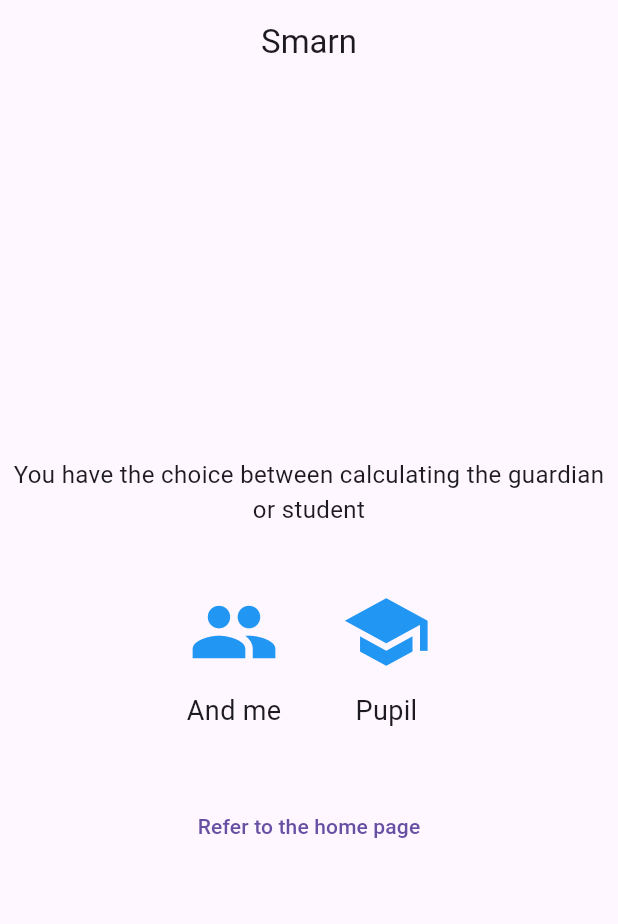
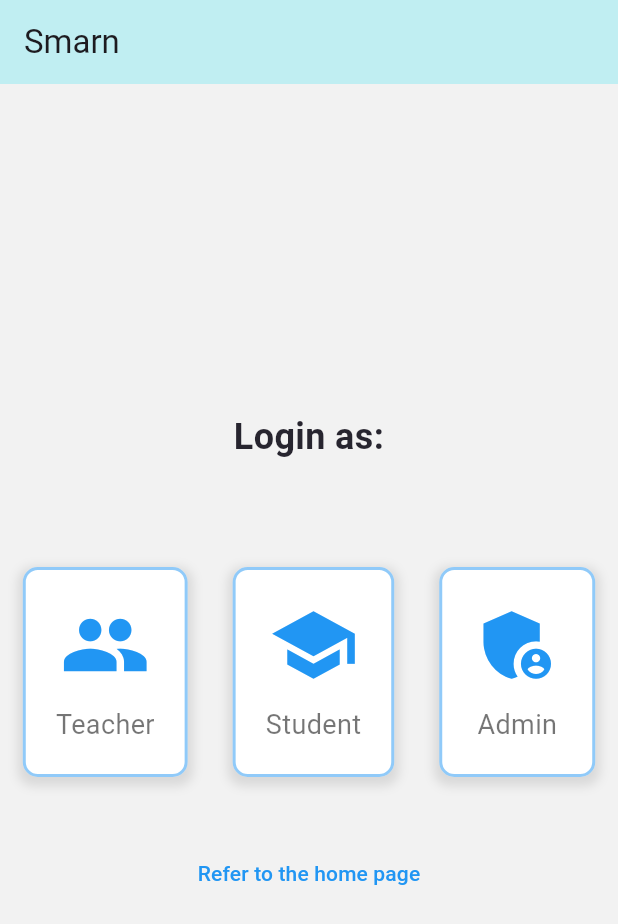
Before and after one commit to SarraBenAmmar/Frontsmarn, a Flutter app: the screen it shows after launch, on a phone screen of 412 x 824 dp. Shown: the top 924 px of the screen. Run offline on Flutter 3.47's test engine with Material 3 defaults, Android fonts, the phone set to English and light mode, and no system bars.

Commit message:
added files

```diff
--- /dev/null
+++ b/lib/SelectionPage.dart
@@ -0,0 +1,125 @@
+import 'package:flutter/material.dart';
+import 'package:smarn/student_form.dart';
+import 'package:smarn/teacher_form.dart';
+import 'package:smarn/admin_form.dart'; // Import the AdminForm widget
+
+class SelectionPage extends StatelessWidget {
+  const SelectionPage({super.key});
+
+  @override
+  Widget build(BuildContext context) {
+    return Scaffold(
+      backgroundColor: const Color(0xFFF2F2F2), // Light grey background
+      appBar: AppBar(
+        title: const Text('Smarn'),
+        backgroundColor: const Color(0xFFC0EEF2),
+      ),
+      body: Center(
+        child: Column(
+          mainAxisAlignment: MainAxisAlignment.center,
+          children: [
+            const Text(
+              'Login as:',
+              textAlign: TextAlign.center,
+              style: TextStyle(
+                fontSize: 24,
+                fontWeight: FontWeight.bold,
+                color: Color.fromARGB(221, 8, 5, 17), // Darker text color for contrast
+              ),
+            ),
+            const SizedBox(height: 70),
+            Row(
+              mainAxisAlignment: MainAxisAlignment.center,
+              children: [
+                // Teacher Button
+                _buildButton(
+                  context,
+                  icon: Icons.group,
+                  label: 'Teacher',
+                  onTap: () {
+                    Navigator.push(
+                      context,
+                      MaterialPageRoute(builder: (context) => const TeacherForm()),
+                    );
+                  },
+
+                ),
+                const SizedBox(width: 30),
+                // Pupil Button
+                _buildButton(
+                  context,
+                  icon: Icons.school,
+                  label: 'Student',
+                  onTap: () {
+                    Navigator.push(
+                      context,
+                      MaterialPageRoute(builder: (context) => const StudentForm()),
+                    );
+                  },
+                ),
+                const SizedBox(width: 30), // Space between buttons
+                // Admin Button
+                _buildButton(
+                  context,
+                  icon: Icons.admin_panel_settings,
+                  label: 'Admin',
+                  onTap: () {
+                    Navigator.push(
+                      context,
+                      MaterialPageRoute(builder: (context) => const AdminForm()),
+                    );
+                  },
+                ),
+              ],
+            ),
+            const SizedBox(height: 40),
+            TextButton(
+              onPressed: () {
+                Navigator.pop(context);
+              },
+              style: TextButton.styleFrom(
+                foregroundColor: Colors.blue, // Text color
+              ),
+              child:  const Text('Refer to the home page'),
+            ),
+          ],
+        ),
+      ),
+    );
+  }
+
+  Widget _buildButton(BuildContext context, {required IconData icon, required String label, required VoidCallback onTap}) {
+    return GestureDetector(
+      onTap: onTap,
+      child: Container(
+        decoration: BoxDecoration(
+          color: Colors.white,
+          border: Border.all(color: Colors.blue.withOpacity(0.5), width: 2), // Light transparent border
+          borderRadius: BorderRadius.circular(10),
+          boxShadow: [
+            BoxShadow(
+              color: Colors.grey.withOpacity(0.3),
+              spreadRadius: 3,
+              blurRadius: 5,
+              offset: const Offset(0, 3), // Shadow position
+            ),
+          ],
+        ),
+        padding: const EdgeInsets.all(20),
+        child: Column(
+          children: [
+            Icon(icon, size: 60, color: Colors.blue), // Icon with blue color
+            const SizedBox(height: 10),
+            Text(
+              label,
+              style: const TextStyle(
+                fontSize: 18,
+                color: Colors.black54,
+              ),
+            ),
+          ],
+        ),
+      ),
+    );
+  }
+}
--- a/lib/main.dart
+++ b/lib/main.dart
@@ -1,5 +1,5 @@
 import 'package:flutter/material.dart';
-import 'package:smarn/user_type.dart';
+import 'package:smarn/SelectionPage.dart';
 
 void main() {
   runApp(const MyApp());
@@ -11,7 +11,8 @@ class MyApp extends StatelessWidget {
   @override
   Widget build(BuildContext context) {
     return MaterialApp(
-      title: 'Taki Academy',
+      debugShowCheckedModeBanner: false,
+      title: 'SMARN',
       theme: ThemeData(
         primarySwatch: Colors.blue,
       ),
--- a/lib/student_form.dart
+++ b/lib/student_form.dart
@@ -6,7 +6,9 @@ class StudentForm extends StatelessWidget {
   @override
   Widget build(BuildContext context) {
     return Scaffold(
+      backgroundColor: const Color(0xFFF2F2F2),
       appBar: AppBar(
+        backgroundColor: const Color(0xFFC0EEF2),
         title: const Text('Student Form'),
       ),
       body: const Center(
--- a/lib/teacher_form.dart
+++ b/lib/teacher_form.dart
@@ -6,11 +6,13 @@ class TeacherForm extends StatelessWidget {
   @override
   Widget build(BuildContext context) {
     return Scaffold(
+      backgroundColor: const Color(0xFFF2F2F2),
       appBar: AppBar(
-        title: const Text('Guardian Form'),
+        backgroundColor: const Color(0xFFC0EEF2),
+        title: const Text('Teacher Form'),
       ),
       body: const Center(
-        child: Text('This is the guardian form page'),
+        child: Text('This is the Teacher form page'),
       ),
     );
   }
--- a/lib/user_type.dart
+++ /dev/null
@@ -1,75 +0,0 @@
-import 'package:flutter/material.dart';
-import 'package:smarn/student_form.dart';
-import 'package:smarn/teacher_form.dart';
-
-class SelectionPage extends StatelessWidget {
-  const SelectionPage({super.key});
-
-  @override
-  Widget build(BuildContext context) {
-    return Scaffold(
-      appBar: AppBar(
-        title: const Text('Smarn'),
-        centerTitle: true,
-      ),
-      body: Center(
-        child: Column(
-          mainAxisAlignment: MainAxisAlignment.center,
-          children: [
-            const Text(
-              'You have the choice between calculating the guardian or student',
-              textAlign: TextAlign.center,
-              style: TextStyle(fontSize: 16),
-            ),
-            const SizedBox(height: 40),
-            Row(
-              mainAxisAlignment: MainAxisAlignment.center,
-              children: [
-                // Guardian Button
-                GestureDetector(
-                  onTap: () {
-                    Navigator.push(
-                      context,
-                      MaterialPageRoute(builder: (context) => const TeacherForm()),
-                    );
-                  },
-                  child: const Column(
-                    children: [
-                      Icon(Icons.group, size: 60, color: Colors.blue),
-                      SizedBox(height: 10),
-                      Text('And me', style: TextStyle(fontSize: 18)),
-                    ],
-                  ),
-                ),
-                const SizedBox(width: 40), // Space between the two buttons
-                // Pupil Button
-                GestureDetector(
-                  onTap: () {
-                    Navigator.push(
-                      context,
-                      MaterialPageRoute(builder: (context) => const StudentForm()),
-                    );
-                  },
-                  child: const Column(
-                    children: [
-                      Icon(Icons.school, size: 60, color: Colors.blue),
-                      SizedBox(height: 10),
-                      Text('Pupil', style: TextStyle(fontSize: 18)),
-                    ],
-                  ),
-                ),
-              ],
-            ),
-            const SizedBox(height: 40),
-            TextButton(
-              onPressed: () {
-                Navigator.pop(context);
-              },
-              child: const Text('Refer to the home page'),
-            ),
-          ],
-        ),
-      ),
-    );
-  }
-}
```
Also changed, not shown: lib/admin_form.dart (added, +71 -0 lines), pubspec.yaml (+8 -4 lines), pubspec.lock.
